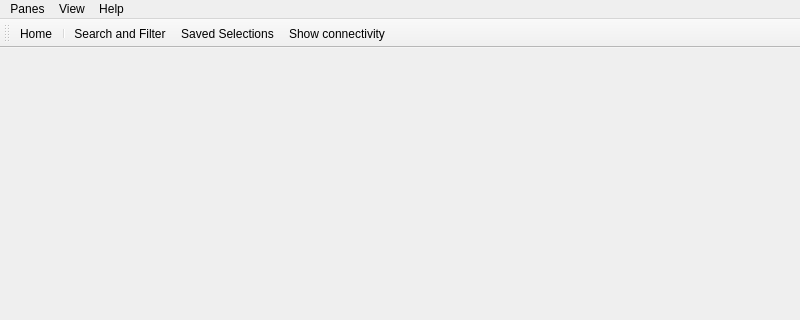
Old version of the form neuroscheme/MainWindow.ui in the repository vg-lab/NeuroScheme; both pictures show x 0 to 800 and y 0 to 320 of the 800 by 600 pixel window.
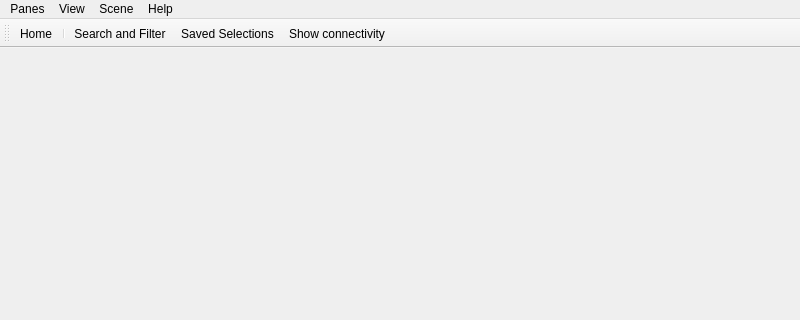
New version of the form. Icons and pictures are not drawn.

Diff of the .ui file:
```diff
--- a/neuroscheme/MainWindow.ui
+++ b/neuroscheme/MainWindow.ui
@@ -24,7 +24,7 @@
      <x>0</x>
      <y>0</y>
      <width>800</width>
-     <height>28</height>
+     <height>19</height>
     </rect>
    </property>
    <widget class="QMenu" name="menuPanes">
@@ -49,8 +49,15 @@
     </property>
     <addaction name="actionShowConnectivity"/>
    </widget>
+   <widget class="QMenu" name="menuScene">
+    <property name="title">
+     <string>Scene</string>
+    </property>
+    <addaction name="actionSave"/>
+   </widget>
    <addaction name="menuPanes"/>
    <addaction name="menuView"/>
+   <addaction name="menuScene"/>
    <addaction name="menuHelp"/>
   </widget>
   <widget class="QStatusBar" name="statusbar"/>
```
Left out of the diff: 5 changed lines with no effect on the pictures.
